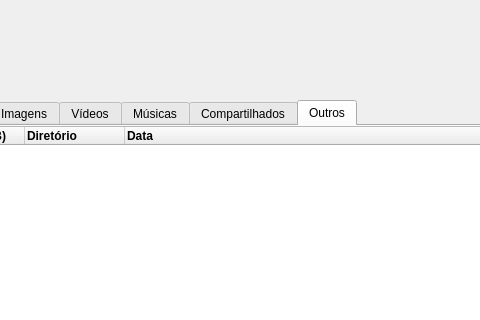
Before: the Qt Designer form GUIs/tela_pastas.ui in barretoMarcosPaulo/DriveShare, drawn with Qt 5; both pictures show x 198 to 678 and y 0 to 320 of the 916 by 615 pixel window.
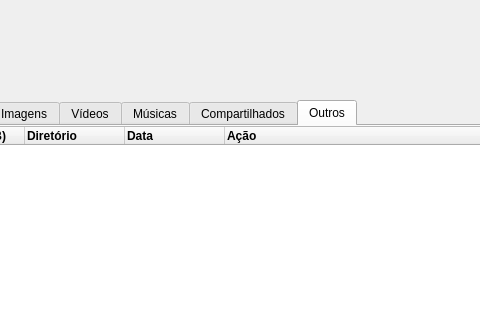
After: the same form once the commit is applied. The open tabs and pages were chosen to show the change. Icons and pictures are not drawn.

What changed in the file:
```diff
--- a/GUIs/tela_pastas.ui
+++ b/GUIs/tela_pastas.ui
@@ -603,9 +603,6 @@
         <height>421</height>
        </rect>
       </property>
-      <property name="styleSheet">
-       <string notr="true"/>
-      </property>
       <column>
        <property name="text">
         <string>Arquivo</string>
@@ -650,6 +647,17 @@
         </font>
        </property>
       </column>
+      <column>
+       <property name="text">
+        <string>Ação</string>
+       </property>
+       <property name="font">
+        <font>
+         <weight>75</weight>
+         <bold>true</bold>
+        </font>
+       </property>
+      </column>
      </widget>
     </widget>
    </widget>
```
Left out of the diff: 69 changed lines with no effect on the pictures.
